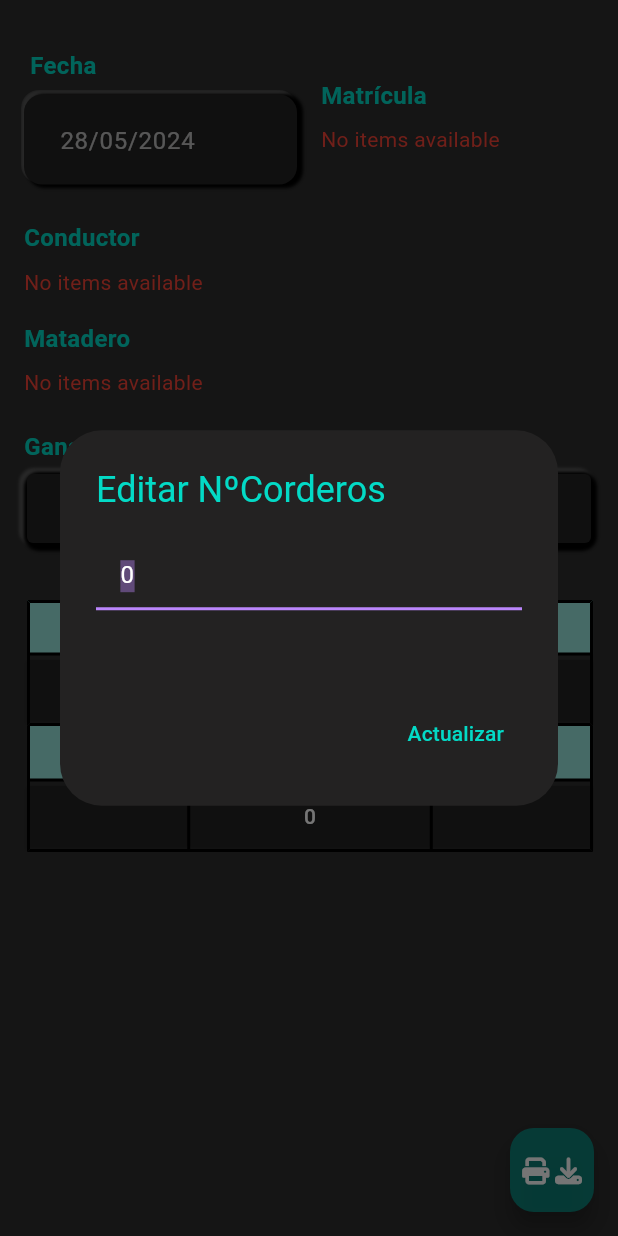
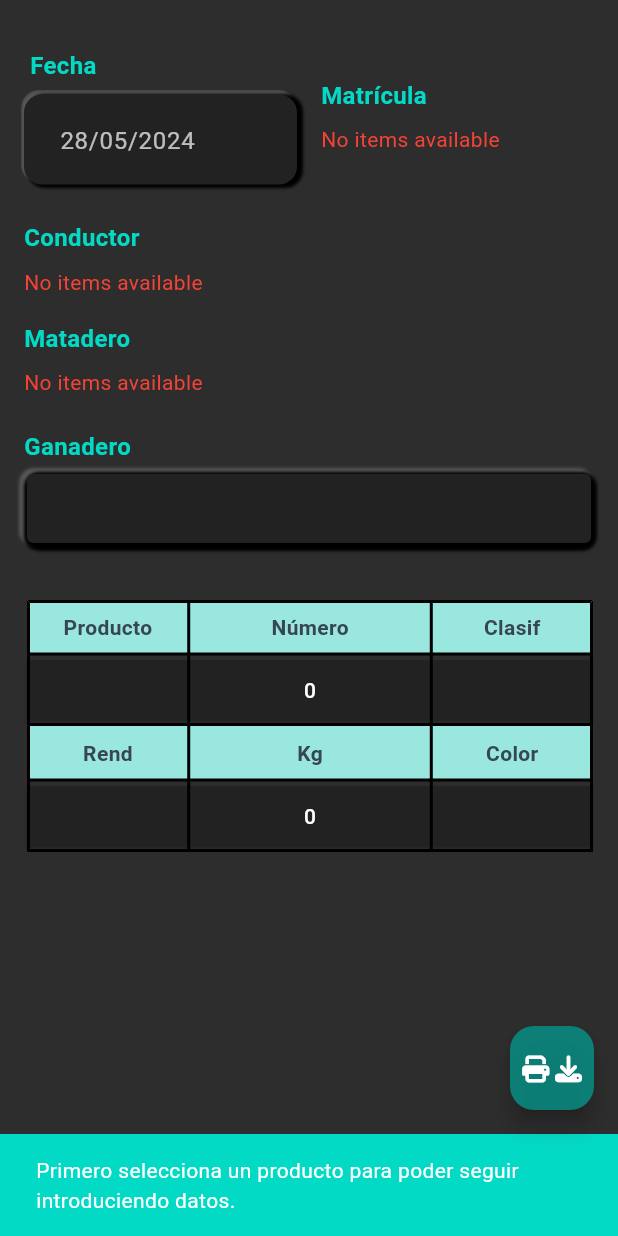
Before and after one commit to rubnuncot/corderos, a Flutter app: the TableTicket screen opened directly, after a tap on an icon or button, on a phone screen of 412 x 824 dp. Run offline on Flutter 3.47's test engine with Material 3 defaults, Android fonts, the light colour scheme and no system bars; drawn by our look-alikes of zoom_tap_animation; our stand-ins replace animated_custom_dropdown, awesome_snackbar_content, bloc, flutter_bloc, flutter_blue_plus, fluttertoast and 10 more; missing offline and left inert: drop_down_list, esc_pos_utils_plus, flutter_email_sender, ftpconnect, material_dialogs, print_bluetooth_thermal and 2 more; accounts and stored records are empty; statements that could not run were skipped.

Commit message:
Comprobaciones para la tabla.

```diff
--- a/lib/!helpers/print_helper.dart
+++ b/lib/!helpers/print_helper.dart
@@ -38,9 +38,11 @@ class PrintHelper {
         result.addAll({'Conexión exitosa.': true});
         connected = true;
       } else {
+        await Preferences.setValue('mac', '');
         result.addAll({'No se ha podido conectar con el dispositivo.': false});
       }
     } else {
+      await Preferences.setValue('mac', '');
       result.addAll(
           {'No se puede identificar la dirección mac del dispositivo.': false});
     }
--- a/lib/presentation/widgets/table_ticket.dart
+++ b/lib/presentation/widgets/table_ticket.dart
@@ -1,5 +1,4 @@
 import 'dart:async';
-
 import 'package:corderos_app/!helpers/!helpers.dart';
 import 'package:corderos_app/data/!data.dart';
 import 'package:corderos_app/presentation/!presentation.dart';
@@ -7,6 +6,7 @@ import 'package:corderos_app/presentation/widgets/bluetooth_list.dart';
 import 'package:corderos_app/presentation/widgets/new_drop_down.dart';
 import 'package:corderos_app/presentation/widgets/searchable_dropdown.dart';
 import 'package:corderos_app/repository/!repository.dart';
+import 'package:corderos_app/repository/blocs/!blocs.dart';
 import 'package:flutter/material.dart';
 import 'package:flutter_bloc/flutter_bloc.dart';
 import 'package:font_awesome_flutter/font_awesome_flutter.dart';
@@ -22,14 +22,14 @@ class TableTicket extends StatefulWidget {
 }
 
 class _TableTicketState extends State<TableTicket> {
-  int _tableCount = 1;
-  String _selectedRancher = ''; // Nueva variable de estado
-
+  String _selectedRancher = '';
   DatabaseBloc? databaseBloc;
   BurdenBloc? burdenBloc;
+  DropDownBloc? dropDownBloc;
   bool isLoading = false;
   StreamSubscription? databaseBlocSubscription;
   StreamSubscription? tableItemDatabaseSubscription;
+  StreamSubscription? performanceSubscription;
   final ScrollController _scrollController = ScrollController();
   bool dialogShown = false;
 
@@ -44,6 +44,7 @@ class _TableTicketState extends State<TableTicket> {
   void initState() {
     super.initState();
     burdenBloc = context.read<BurdenBloc>();
+    dropDownBloc = context.read<DropDownBloc>();
     tableItemDatabaseSubscription = burdenBloc!.stream.listen((state) {
       setState(() {
         isLoading = state is BurdenLoading;
@@ -51,11 +52,13 @@ class _TableTicketState extends State<TableTicket> {
           switch (state.event) {
             case "IncrementTableIndex":
             case "GetTableIndex":
-              _tableCount = state.data.first.first;
               break;
           }
         }
       });
+    });
+    performanceSubscription = context.read<DropDownBloc>().stream.listen((state) {
+      dropDownBloc!.getSelectedModel();
     });
     burdenBloc!.add(GetTableIndex());
 
@@ -67,6 +70,7 @@ class _TableTicketState extends State<TableTicket> {
   @override
   void dispose() {
     tableItemDatabaseSubscription!.cancel();
+    performanceSubscription?.cancel();
     _scrollController.dispose();
     focusNode.dispose();
     super.dispose();
@@ -76,23 +80,18 @@ class _TableTicketState extends State<TableTicket> {
     burdenBloc?.add(UploadData(
         context: context,
         deliveryTicket: DeliveryTicket.all(
-          deliveryTicket:
-              list[VehicleRegistrationModel().runtimeType.toString()]
-                  .vehicleRegistrationNum,
+          deliveryTicket: list[VehicleRegistrationModel().runtimeType.toString()].vehicleRegistrationNum,
           idProduct: list[ProductModel().runtimeType.toString()].id,
           idRancher: list[RancherModel().runtimeType.toString()].id,
-          idSlaughterhouse:
-              list[SlaughterhouseModel().runtimeType.toString()].id,
+          idSlaughterhouse: list[SlaughterhouseModel().runtimeType.toString()].id,
           idDriver: list[DriverModel().runtimeType.toString()].id,
-          idVehicleRegistration:
-              list[VehicleRegistrationModel().runtimeType.toString()].id,
+          idVehicleRegistration: list[VehicleRegistrationModel().runtimeType.toString()].id,
           date: DateTime.now(),
           number: 0,
           isSend: false,
         ),
         productTicket: productTickets
-            .where((element) =>
-                (element.numAnimals != null && element.numAnimals! > 0))
+            .where((element) => (element.numAnimals != null && element.numAnimals! > 0))
             .toList()));
 
     burdenBloc!.stream
@@ -229,6 +228,7 @@ class _TableTicketState extends State<TableTicket> {
         child: title == 'Rend'
             ? NewDropDown(
           values: performances,
+          mapKey: 'performance',
           initialValue: productTickets[index].performance != null
               ? productTickets[index].performance!.performance.toString()
               : performances.first,
@@ -367,7 +367,10 @@ class _TableTicketState extends State<TableTicket> {
           final dropDownBloc = context.read<DropDownBloc>();
           textController.text = value;
           Map<String, dynamic> list = await dropDownBloc.getSelectedModel();
-          if (label.keys.first != 'Clasif') {
+
+          if (label.keys.first == 'Producto' ||
+              (label.keys.first == 'NºCorderos' && productTickets[listIndex].product != null) ||
+              (productTickets[listIndex].product != null && productTickets[listIndex].numAnimals != null && productTickets[listIndex].numAnimals! > 0)) {
             showEditDialog(label.keys.first, listIndex, value, (newValue) {
               setState(() {
                 dynamic requestValue = list;
@@ -379,8 +382,7 @@ class _TableTicketState extends State<TableTicket> {
                   case 'Color':
                     requestValue = newValue;
                   case 'Clasif':
-                    requestValue =
-                        list[ClassificationModel().runtimeType.toString()].name;
+                    requestValue = list[ClassificationModel().runtimeType.toString()].name;
                     break;
                   default:
                     requestValue = list;
@@ -392,6 +394,18 @@ class _TableTicketState extends State<TableTicket> {
                     label.values.first, requestValue);
               });
             });
+          } else if (label.keys.first != 'Producto' && productTickets[listIndex].product == null) {
+            ScaffoldMessenger.of(context).showSnackBar(
+              SnackBar(
+                content: Text('Primero selecciona un producto para poder seguir introduciendo datos.'),
+              ),
+            );
+          } else if (productTickets[listIndex].numAnimals == null || productTickets[listIndex].numAnimals! == 0) {
+            ScaffoldMessenger.of(context).showSnackBar(
+              SnackBar(
+                content: Text('Primero añade el número de animales.'),
+              ),
+            );
           }
 
           textController.selection = TextSelection(
--- a/lib/repository/blocs/cubits/dropdown_bloc.dart
+++ b/lib/repository/blocs/cubits/dropdown_bloc.dart
@@ -27,6 +27,7 @@ class DropDownBloc extends Cubit<DropDownStateBloc> {
     }
 
     state.selectedValues[key] = value;
+    emit(state);
   }
 
   Future<void> _getDatabaseValues() async {
```
Also changed, not shown: lib/repository/blocs/burden_bloc/burden_bloc.dart (+11 -7 lines). Lines whose indentation alone changed are shown as unchanged.
